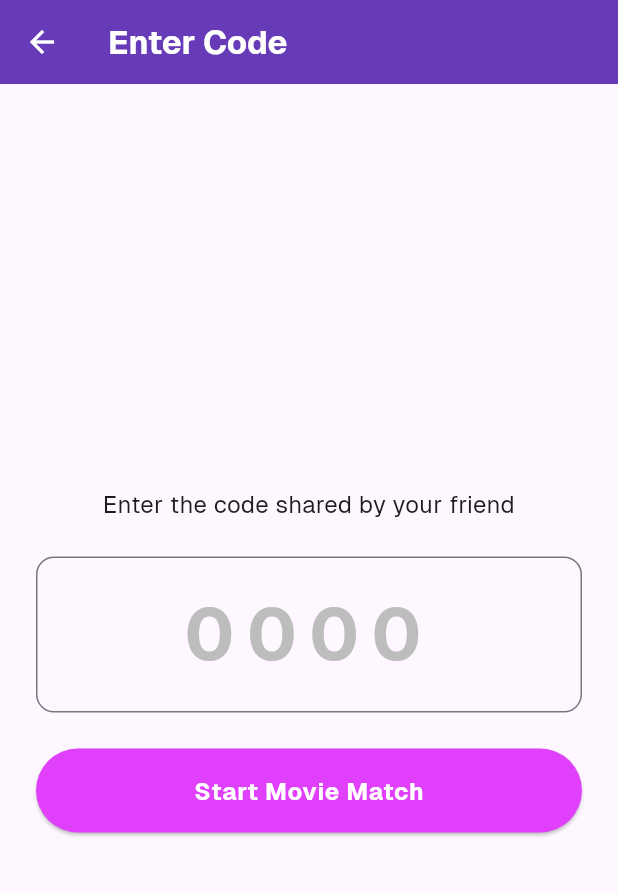
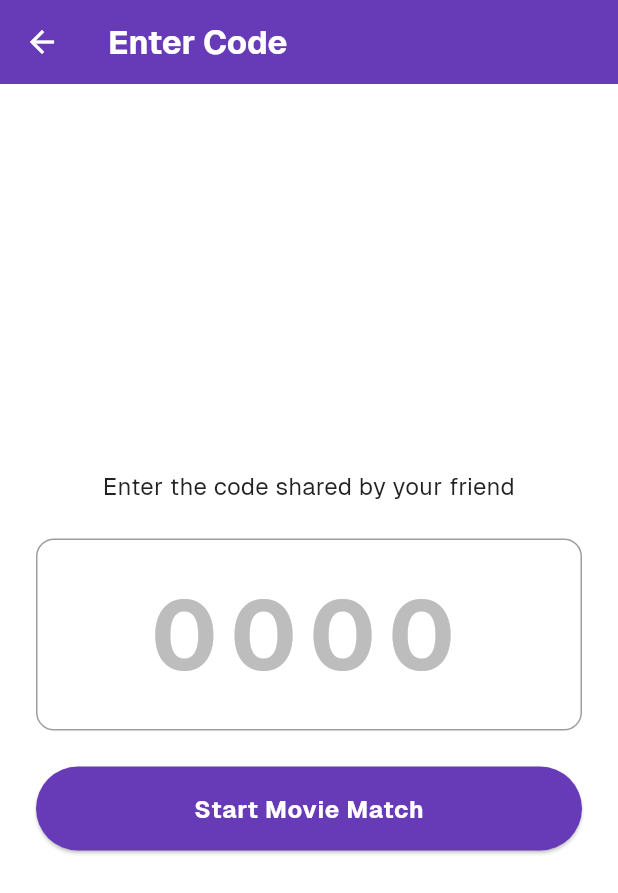
Before and after one commit to feli0057/movie-match, a Flutter app: the screen it shows after launch, after a tap on "Enter Code", on a phone screen of 412 x 824 dp. Shown: the top 893 px of the screen. Run offline on Flutter 3.47's test engine with Material 3 defaults, Android fonts, the phone set to English and light mode, and no system bars; our stand-ins replace device_info_plus, flutter_dotenv, shared_preferences; missing offline and left inert: android_id; network calls fail; statements that could not run were skipped; project files that could hold a hidden picture were left out.

Commit message:
Added custom Color Theme, applied colors to screens

```diff
--- a/lib/main.dart
+++ b/lib/main.dart
@@ -62,7 +62,27 @@ class MainApp extends StatelessWidget {
             letterSpacing: 0.5,
           ),
         ),
-        colorScheme: ColorScheme.fromSeed(seedColor: Colors.deepPurple),
+        colorScheme: const ColorScheme(
+          brightness: Brightness.light,
+          primary: Color(0xFF673AB7),
+          onPrimary: Colors.white,
+          primaryContainer: Color(0xFF7E57C2),
+          onPrimaryContainer: Colors.white,
+          secondary: Color(0xFFE040FB),
+          onSecondary: Colors.white,
+          secondaryContainer: Color(0xFFEA80FC),
+          onSecondaryContainer: Colors.white,
+          surface: Colors.white,
+          onSurface: Colors.black87,
+          error: Colors.red,
+          onError: Colors.white,
+          errorContainer: Color(0xFFFFCDD2),
+          onErrorContainer: Colors.red,
+          outline: Colors.grey,
+          outlineVariant: Color(0xFFE0E0E0),
+          surfaceContainerHighest: Color(0xFFF5F5F5),
+          onSurfaceVariant: Colors.black87,
+        ),
         useMaterial3: true,
       ),
       initialRoute: '/',
--- a/lib/screens/enter_code_screen.dart
+++ b/lib/screens/enter_code_screen.dart
@@ -98,8 +98,8 @@ class _EnterCodeScreenState extends State<EnterCodeScreen> {
             fontWeight: FontWeight.bold,
           ),
         ),
-        backgroundColor: Colors.deepPurple,
-        foregroundColor: Colors.white,
+        backgroundColor: Theme.of(context).colorScheme.primary,
+        foregroundColor: Theme.of(context).colorScheme.onPrimary,
       ),
       body: Padding(
         padding: const EdgeInsets.all(24.0),
@@ -122,10 +122,9 @@ class _EnterCodeScreenState extends State<EnterCodeScreen> {
                 maxLength: 4,
                 textAlign: TextAlign.center,
                 style: const TextStyle(
-                  fontSize: 48,
-                  letterSpacing: 8,
-                  fontWeight: FontWeight.bold
-                ),
+                    fontSize: 64,
+                    letterSpacing: 8,
+                    fontWeight: FontWeight.bold),
                 decoration: InputDecoration(
                   hintText: '0000',
                   hintStyle: const TextStyle(
@@ -163,8 +162,8 @@ class _EnterCodeScreenState extends State<EnterCodeScreen> {
                 child: ElevatedButton(
                   onPressed: _isLoading ? null : _submitCode,
                   style: ElevatedButton.styleFrom(
-                    backgroundColor: Colors.purpleAccent,
-                    foregroundColor: Colors.white,
+                    backgroundColor: Theme.of(context).colorScheme.primary,
+                    foregroundColor: Theme.of(context).colorScheme.onPrimary,
                     disabledBackgroundColor: Colors.grey,
                     textStyle: Theme.of(context).textTheme.bodyLarge?.copyWith(
                           fontWeight: FontWeight.bold,
--- a/lib/screens/welcome_screen.dart
+++ b/lib/screens/welcome_screen.dart
@@ -29,9 +29,9 @@ class _WelcomeScreenState extends State<WelcomeScreen> {
             style: Theme.of(context)
                 .textTheme
                 .displayLarge
-                ?.copyWith(color: Colors.white)),
-        backgroundColor: Colors.deepPurple,
-        foregroundColor: Colors.white,
+                ?.copyWith(color: Theme.of(context).colorScheme.onPrimary)),
+        backgroundColor: Theme.of(context).colorScheme.primary,
+        foregroundColor: Theme.of(context).colorScheme.onPrimary,
       ),
       body: SafeArea(
         child: Padding(
@@ -54,8 +54,8 @@ class _WelcomeScreenState extends State<WelcomeScreen> {
                     );
                   },
                   style: ElevatedButton.styleFrom(
-                    backgroundColor: Colors.deepPurple,
-                    foregroundColor: Colors.white,
+                    backgroundColor: Theme.of(context).colorScheme.primary,
+                    foregroundColor: Theme.of(context).colorScheme.onPrimary,
                     textStyle: Theme.of(context).textTheme.bodyLarge?.copyWith(
                           fontWeight: FontWeight.bold,
                         ),
@@ -68,7 +68,7 @@ class _WelcomeScreenState extends State<WelcomeScreen> {
                 'Choose one to start matching!',
                 textAlign: TextAlign.center,
                 style: Theme.of(context).textTheme.headlineMedium?.copyWith(
-                      color: Colors.grey,
+                      color: Theme.of(context).colorScheme.outline,
                     ),
               ),
               const Spacer(),
@@ -86,8 +86,8 @@ class _WelcomeScreenState extends State<WelcomeScreen> {
                     );
                   },
                   style: ElevatedButton.styleFrom(
-                    backgroundColor: Colors.purpleAccent,
-                    foregroundColor: Colors.white,
+                    backgroundColor: Theme.of(context).colorScheme.secondary,
+                    foregroundColor: Theme.of(context).colorScheme.onSecondary,
                     textStyle: Theme.of(context).textTheme.bodyLarge?.copyWith(
                           fontWeight: FontWeight.bold,
                         ),
```
Also changed, not shown: lib/screens/generate_code_screen.dart (+39 -21 lines), lib/screens/movie_matching_screen.dart (+32 -18 lines).
